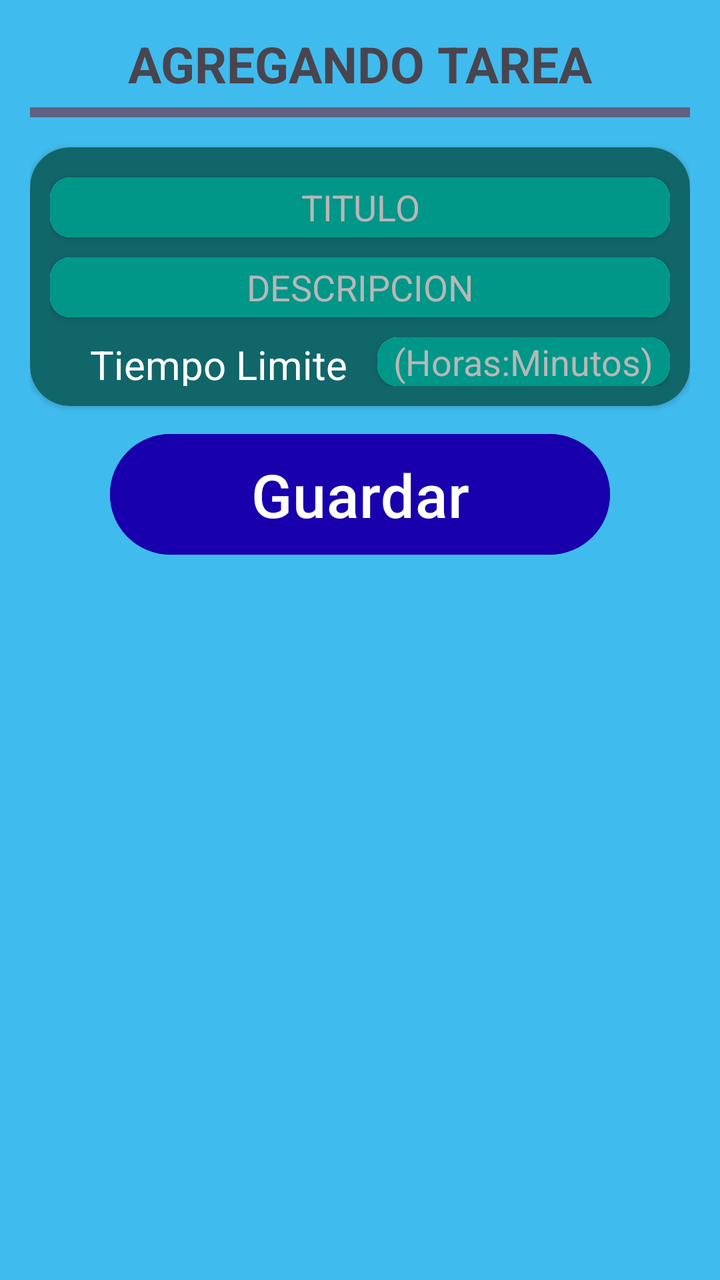
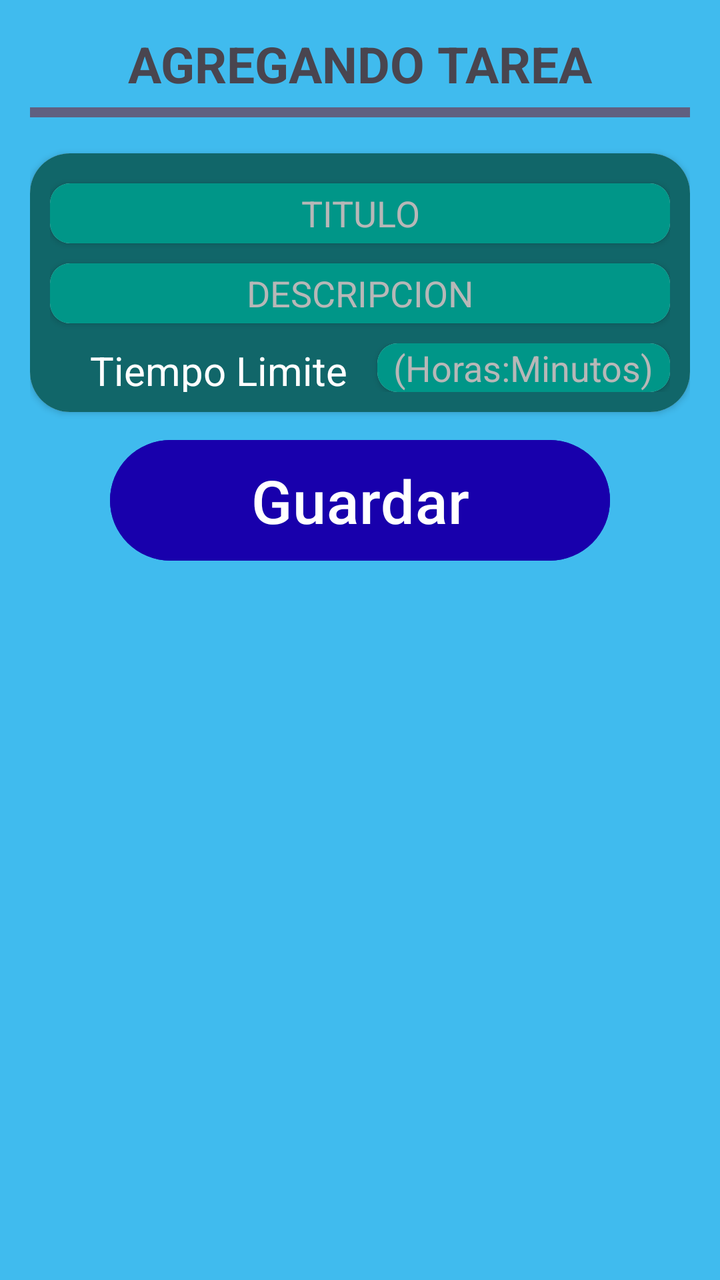

Screens rendered from an Android XML layout before and after an edit, with the pre-edit source and the edit as a unified diff.
<!-- AndroidManifest.xml: application theme Theme.SuperSexiBoys -->
<!-- res/layout/activity_tarea.xml -->
<?xml version="1.0" encoding="utf-8"?>
<androidx.constraintlayout.widget.ConstraintLayout xmlns:android="http://schemas.android.com/apk/res/android"
    xmlns:app="http://schemas.android.com/apk/res-auto"
    xmlns:tools="http://schemas.android.com/tools"
    android:id="@+id/mainTarea"
    android:background="@color/celeste"
    android:layout_width="match_parent"
    android:layout_height="match_parent"
    android:padding="15dp"
    tools:context=".TareaActivity"
    >
    <TextView
        android:id="@+id/tareaText"
        android:layout_width="match_parent"
        android:layout_height="wrap_content"
        android:gravity="center"
        android:text="@string/agregando_tarea"
        android:textSize="25sp"
        android:textStyle="bold"
        app:layout_constraintStart_toStartOf="parent"
        app:layout_constraintEnd_toEndOf="parent"
        app:layout_constraintTop_toTopOf="@+id/mainTarea"
        />
    <TextView
        android:id="@+id/linea1"
        android:layout_width="match_parent"
        android:layout_height="5dp"
        app:layout_constraintTop_toBottomOf="@+id/tareaText"
        android:layout_marginTop="5dp"
        android:layout_marginBottom="5dp"
        android:background="@color/plomo_oscuro"
        />
    <androidx.cardview.widget.CardView
        android:id="@+id/caja_agregar_tareas"
        android:layout_width="match_parent"
        android:layout_height="wrap_content"
        app:layout_constraintStart_toStartOf="parent"
        app:layout_constraintEnd_toEndOf="parent"
        app:layout_constraintTop_toBottomOf="@id/linea1"
        app:cardCornerRadius="20dp"
        android:layout_marginTop="15dp"
        >
        <androidx.constraintlayout.widget.ConstraintLayout
            android:id="@+id/caja_tareas"
            android:layout_width="match_parent"
            android:layout_height="wrap_content"
            android:layout_gravity="center"
            android:padding="10dp"
            android:background="@color/verde_oscuro"
            >
            <androidx.cardview.widget.CardView
                android:id="@+id/caja_agregar_tareas_titulo"
                android:layout_width="match_parent"
                android:layout_height="30dp"
                app:layout_constraintStart_toStartOf="@id/caja_tareas"
                app:layout_constraintEnd_toEndOf="@id/caja_tareas"
                app:layout_constraintTop_toTopOf="@id/caja_tareas"
                app:cardCornerRadius="10dp"
                android:layout_marginTop="5dp"
                >
                <EditText
                    android:id="@+id/editTitulo"
                    android:layout_width="match_parent"
                    android:layout_height="match_parent"
                    android:textColorHint="@color/plomo"
                    android:hint="@string/agregar_titulo_tarea"
                    android:gravity="center"
                    android:textColor="@color/white"
                    app:layout_constraintStart_toStartOf="parent"
                    android:background="@color/verde_claro_sergio"
                    />
            </androidx.cardview.widget.CardView>
            <androidx.cardview.widget.CardView
                android:id="@+id/caja_agregar_tareas_descripcion"
                android:layout_width="match_parent"
                android:layout_height="30dp"
                app:layout_constraintStart_toStartOf="@id/caja_tareas"
                app:layout_constraintEnd_toEndOf="@id/caja_tareas"
                app:layout_constraintTop_toBottomOf="@id/caja_agregar_tareas_titulo"
                app:cardCornerRadius="10dp"
                android:layout_marginTop="10dp"
                >
                <EditText
                    android:id="@+id/edit_descripcion"
                    android:layout_width="match_parent"
                    android:layout_height="match_parent"
                    android:textColorHint="@color/plomo"
                    android:hint="@string/agregar_descripcion_tarea"
                    android:gravity="center"
                    android:textColor="@color/white"
                    app:layout_constraintStart_toStartOf="parent"
                    android:background="@color/verde_claro_sergio"
                    />
            </androidx.cardview.widget.CardView>
            <LinearLayout
                android:id="@+id/tiempoYhora"
                android:layout_width="match_parent"
                android:layout_height="wrap_content"
                android:orientation="horizontal"
                app:layout_constraintStart_toStartOf="@id/caja_tareas"
                app:layout_constraintTop_toBottomOf="@id/caja_agregar_tareas_descripcion"
                android:layout_marginTop="10dp"
                >
                <TextView
                    android:layout_width="wrap_content"
                    android:layout_height="match_parent"
                    android:textSize="20sp"
                    android:layout_marginStart="20dp"
                    android:text="@string/tiempo_limite"
                    android:textColor="@color/white"
                    />
                <androidx.cardview.widget.CardView
                    android:id="@+id/caja_agregar_tareas_hora"
                    android:layout_width="match_parent"
                    android:layout_height="wrap_content"
                    android:layout_marginStart="15dp"
                    app:cardCornerRadius="10dp"
                    >
                    <EditText
                        android:id="@+id/edit_tiempo_limite"
                        android:layout_width="match_parent"
                        android:layout_height="match_parent"
                        android:textColorHint="@color/plomo"
                        android:hint="@string/agregar_hora_tarea"
                        android:gravity="center"
                        android:textColor="@color/white"
                        android:background="@color/verde_claro_sergio"
                        />
                </androidx.cardview.widget.CardView>
            </LinearLayout>


        </androidx.constraintlayout.widget.ConstraintLayout>
    </androidx.cardview.widget.CardView>
    <Button
        android:id="@+id/button_guardar_tarea"
        android:layout_width="250dp"
        android:layout_height="wrap_content"
        android:layout_marginTop="10dp"
        android:padding="10dp"
        android:text="@string/texto_guardar"
        android:textColor="@color/white"
        android:backgroundTint="@color/azul_oscuro"
        android:textSize="30sp"
        app:layout_constraintStart_toStartOf="@id/caja_agregar_tareas"
        app:layout_constraintEnd_toEndOf="@id/caja_agregar_tareas"
        app:layout_constraintTop_toBottomOf="@id/caja_agregar_tareas"
        />
</androidx.constraintlayout.widget.ConstraintLayout>
<!-- resources referenced by this layout -->
<resources>
  <color name="azul_oscuro">#1800AC</color>
  <color name="celeste">#40BBEE</color>
  <color name="plomo">#B7B7B7</color>
  <color name="plomo_oscuro">#606080</color>
  <color name="verde_claro_sergio">#009688</color>
  <color name="verde_oscuro">#116669</color>
  <color name="white">#FFFFFFFF</color>
  <string name="agregando_tarea">AGREGANDO TAREA</string>
  <string name="agregar_descripcion_tarea">DESCRIPCION</string>
  <string name="agregar_hora_tarea">(Horas:Minutos)</string>
  <string name="agregar_titulo_tarea">TITULO</string>
  <string name="texto_guardar">Guardar</string>
  <string name="tiempo_limite">Tiempo Limite</string>
  <style name="Theme.SuperSexiBoys" parent="Base.Theme.SuperSexiBoys" />
  <style name="Base.Theme.SuperSexiBoys" parent="Theme.Material3.DayNight.NoActionBar">
          
          
      </style>
</resources>

<!-- the commit's change to res/layout/activity_tarea.xml (unified diff, before → after) -->
@@ -38,7 +38,7 @@
         app:layout_constraintEnd_toEndOf="parent"
         app:layout_constraintTop_toBottomOf="@id/linea1"
         app:cardCornerRadius="20dp"
-        android:layout_marginTop="15dp"
+        android:layout_marginTop="18dp"
         >
         <androidx.constraintlayout.widget.ConstraintLayout
             android:id="@+id/caja_tareas"
